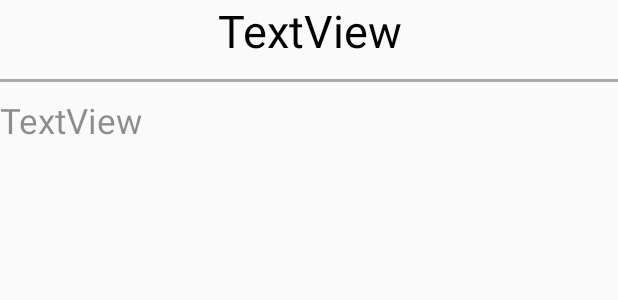
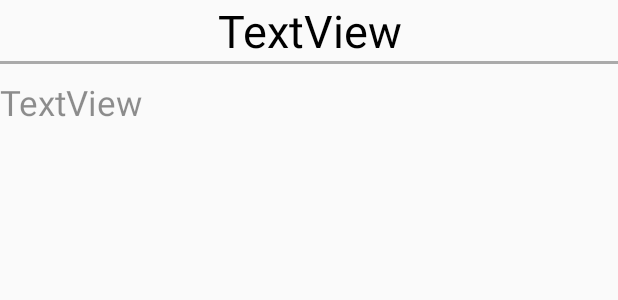
Before and after one commit to dnsldnsl07/Kcalmera, an Android app: the layout foodinfopopup.xml on its own in the app's theme, with its tools: preview values and no code run, on a phone screen of 412 x 824 dp. Shown: the top 300 px of the screen. Run offline under Robolectric (Android 15) with nearby library versions, the phone set to English and light mode, and no system bars.

Commit message:
음식 정보 팝업창 디자인 수정2

```diff
--- a/app/src/main/java/com/example/kcalmera/ui/diet/DietFragment.java
+++ b/app/src/main/java/com/example/kcalmera/ui/diet/DietFragment.java
@@ -5,6 +5,7 @@ import android.content.Context;
 import android.content.DialogInterface;
 import android.content.Intent;
 import android.database.Cursor;
+import android.graphics.Color;
 import android.os.AsyncTask;
 import android.os.Bundle;
 import android.util.Log;
@@ -545,7 +546,9 @@ public class DietFragment extends Fragment {
                 foodInfoView.setText1(items.get(pos).strName);
                 foodInfoView.setText2(((MainActivity) MainActivity.mContext).selectFoodInfo2(items.get(pos).strName ));
                 //foodInfoView.setBackground(R.drawable.logo);
-                foodInfoView.foodInfo.setBackground(ContextCompat.getDrawable(((MainActivity) MainActivity.mContext),R.drawable.logo2));
+                foodInfoView.foodInfo.setBackground(ContextCompat.getDrawable((MainActivity) MainActivity.mContext,R.drawable.logo2));
+                foodInfoView.foodName.setBackground(ContextCompat.getDrawable((MainActivity) MainActivity.mContext,R.color.design_default_color_primary));
+                foodInfoView.foodName.setTextColor(Color.WHITE);
                 alert.setView(foodInfoView);
 
                 alert.setPositiveButton("확인", new DialogInterface.OnClickListener() {
--- a/app/src/main/res/layout/foodinfopopup.xml
+++ b/app/src/main/res/layout/foodinfopopup.xml
@@ -23,7 +23,6 @@
         android:layout_width="match_parent"
         android:layout_height="2dp"
         android:layout_centerInParent="true"
-        android:layout_marginTop="12dp"
         android:background="#AAAAAA"
         app:layout_constraintEnd_toEndOf="parent"
         app:layout_constraintStart_toStartOf="parent"
--- a/app/src/main/res/values/colors.xml
+++ b/app/src/main/res/values/colors.xml
@@ -12,4 +12,5 @@
     <color name="Foodpopup_name">#000000</color>
     <color name="red">#1FE82210</color>
     <color name="redS">#E4EC352C</color>
+    <color name="white">#FFFFFF</color>
 </resources>
```
